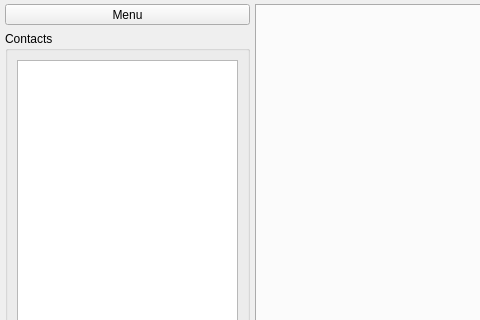
Qt form src/client/gui/appwindow.ui (schuay/sepm) before a commit; both pictures show x 0 to 480 and y 0 to 320 of the 783 by 600 pixel window.
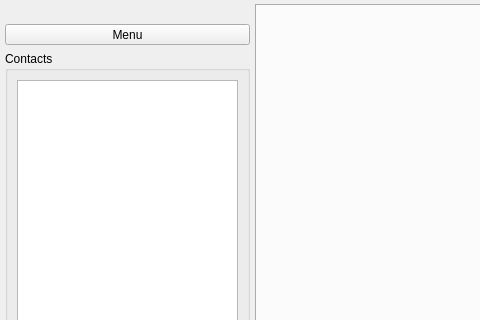
The same form after that commit.

The edit to the form file:
```diff
--- a/src/client/gui/appwindow.ui
+++ b/src/client/gui/appwindow.ui
@@ -77,6 +77,13 @@
        </property>
        <item row="0" column="0">
         <layout class="QVBoxLayout" name="verticalLayout">
+         <item>
+          <widget class="QLabel" name="lUsername">
+           <property name="text">
+            <string/>
+           </property>
+          </widget>
+         </item>
          <item>
           <widget class="QToolButton" name="pbOptions">
            <property name="sizePolicy">
```
